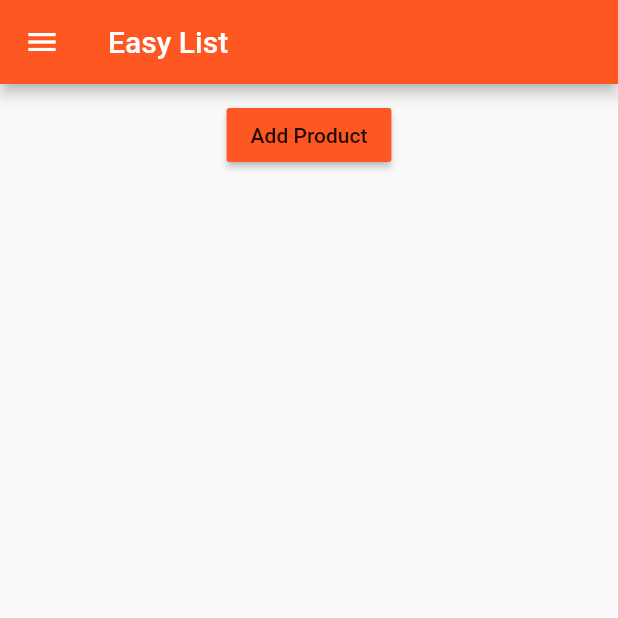
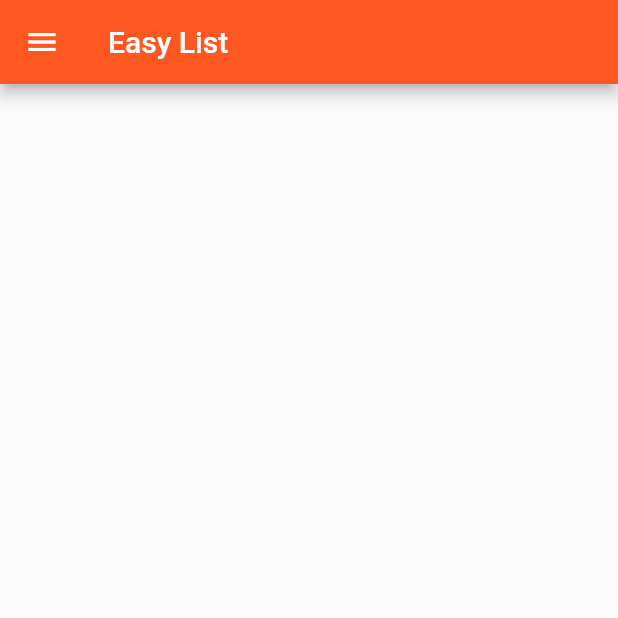
Before and after one commit to AlexKenbo/edu_adv.list-view, a Flutter app: the screen it shows after launch, on a phone screen of 412 x 824 dp, the top half of it. Run offline on Flutter 3.47's test engine with Material 2 defaults, Android fonts, the phone set to English and light mode, and no system bars.

Commit message:
Добавление кнопки и создание продукта из данных формы. Удаление кода создания продукта.

```diff
--- a/lib/main.dart
+++ b/lib/main.dart
@@ -9,7 +9,6 @@ void main() {
   //debugPaintSizeEnabled = true;
   //debugPaintBaselinesEnabled = true;
   //debugPaintPointersEnabled = true;
-
   runApp(MyApp());
 }
 
@@ -21,9 +20,9 @@ class MyApp extends StatefulWidget {
 }
 
 class _MyAppState extends State<MyApp> {
-  List<Map<String,String>> _products = [];
+  List<Map<String,dynamic>> _products = [];
 
-  void _addProduct(Map<String, String> product) {
+  void _addProduct(Map<String, dynamic> product) {
     setState(() {
       _products.add(product);
     });
@@ -40,8 +39,8 @@ class _MyAppState extends State<MyApp> {
     return MaterialApp(
       routes: {
         //'/': (BuildContext context) => AuthPage(), // Слеш зарезирвирован под home:
-        '/': (BuildContext context) => ProductsPage(_products, _addProduct, _deleteProduct),
-        '/admin': (BuildContext context) => ProductsAdminPage(),
+        '/': (BuildContext context) => ProductsPage(_products),
+        '/admin': (BuildContext context) => ProductsAdminPage(_addProduct, _deleteProduct),
       },
       onGenerateRoute: (RouteSettings settings){
         final List<String> pathElements = settings.name.split('/');
@@ -62,7 +61,7 @@ class _MyAppState extends State<MyApp> {
       },
       onUnknownRoute: (RouteSettings settings) {
         return MaterialPageRoute(
-          builder: (BuildContext context) => ProductsPage(_products, _addProduct, _deleteProduct),
+          builder: (BuildContext context) => ProductsPage(_products),
         );
       },
       //debugShowMaterialGrid: true,
--- a/lib/pages/auth.dart
+++ b/lib/pages/auth.dart
@@ -1,5 +1,4 @@
 import 'package:flutter/material.dart';
-import './products.dart';
 
 class AuthPage extends StatelessWidget {
   @override
--- a/lib/pages/products.dart
+++ b/lib/pages/products.dart
@@ -2,11 +2,9 @@ import 'package:flutter/material.dart';
 import 'package:flutter_course/product_manager.dart';
 
 class ProductsPage extends StatelessWidget {
-  final List<Map<String,String>> products;
-  final Function addProduct;
-  final Function deleteProduct;
+  final List<Map<String,dynamic>> products;
 
-  ProductsPage(this.products, this.addProduct, this.deleteProduct);
+  ProductsPage(this.products);
 
   @override
     Widget build(BuildContext context) {
@@ -29,7 +27,7 @@ class ProductsPage extends StatelessWidget {
         appBar: AppBar(
           title: Text('Easy List'),
         ),
-        body: ProductManager(products, addProduct, deleteProduct),
+        body: ProductManager(products),
       );
     }
 
--- a/lib/product_control.dart
+++ /dev/null
@@ -1,20 +0,0 @@
-import 'package:flutter/material.dart';
-
-class ProductControl extends StatelessWidget {
-  final Function addProduct;
-
-  ProductControl(this.addProduct);
-
-  @override
-    Widget build(BuildContext context) {
-      // TODO: implement build
-      return RaisedButton(
-            color: Theme.of(context).primaryColor,
-            child: Text('Add Product'),
-            onPressed: () {
-              addProduct({'title':'Chocolate', 'image': '/Users/santes/Documents/flutter_projects/list-view/assets/food.jpg'});
-            },
-          );
-    }
-
-}
--- a/lib/product_manager.dart
+++ b/lib/product_manager.dart
@@ -1,24 +1,18 @@
 import 'package:flutter/material.dart';
 import 'package:flutter_course/products.dart';
-import 'package:flutter_course/product_control.dart';
 
 class ProductManager extends StatelessWidget {
-  final List<Map<String, String>> products;
-  final Function addProduct;
-  final Function deleteProduct;
+  final List<Map<String, dynamic>> products;
 
-  ProductManager(this.products, this.addProduct, this.deleteProduct);
+  ProductManager(this.products);
 
   @override
   Widget build(BuildContext context) {
     print('[ProductManager State] build()');
-    return Column(children: <Widget>[
-      Container(
-        margin: EdgeInsets.all(10.0),
-        child: ProductControl(addProduct),
-      ),
+    return Column(
+      children: <Widget>[
       Expanded(
-        child: Products(products, deleteProduct: deleteProduct)
+        child: Products(products)
       ),
     ]);
   }
--- a/lib/products.dart
+++ b/lib/products.dart
@@ -1,11 +1,9 @@
 import 'package:flutter/material.dart';
-import './pages/product.dart';
 
 class Products extends StatelessWidget {
-  final List<Map<String, String>> products;
-  final Function deleteProduct;
+  final List<Map<String, dynamic>> products;
 
-  Products(this.products, {this.deleteProduct}) {
+  Products(this.products) {
     print('[Products Widget] Constructor');
   }
 
@@ -15,18 +13,15 @@ class Products extends StatelessWidget {
         children: <Widget>[
           Image.asset(products[index]['image']),
           Text(products[index]['title']),
+          Text(products[index]['description']),
+          Text(products[index]['price'].toString()),
           ButtonBar(
             alignment: MainAxisAlignment.center,
             children: <Widget>[
               FlatButton(
                 child: Text('Details'),
                 onPressed: () => Navigator.
-                  pushNamed<bool>(context, '/product/${index.toString()}')
-                  .then((bool value){
-                      if(value) {
-                        deleteProduct(index);
-                      }
-                    }),
+                  pushNamed<bool>(context, '/product/${index.toString()}'),
               )
             ],
           ),
```
Also changed, not shown: lib/pages/product_create.dart (+23 -8 lines), lib/pages/products_admin.dart (+7 -2 lines).
